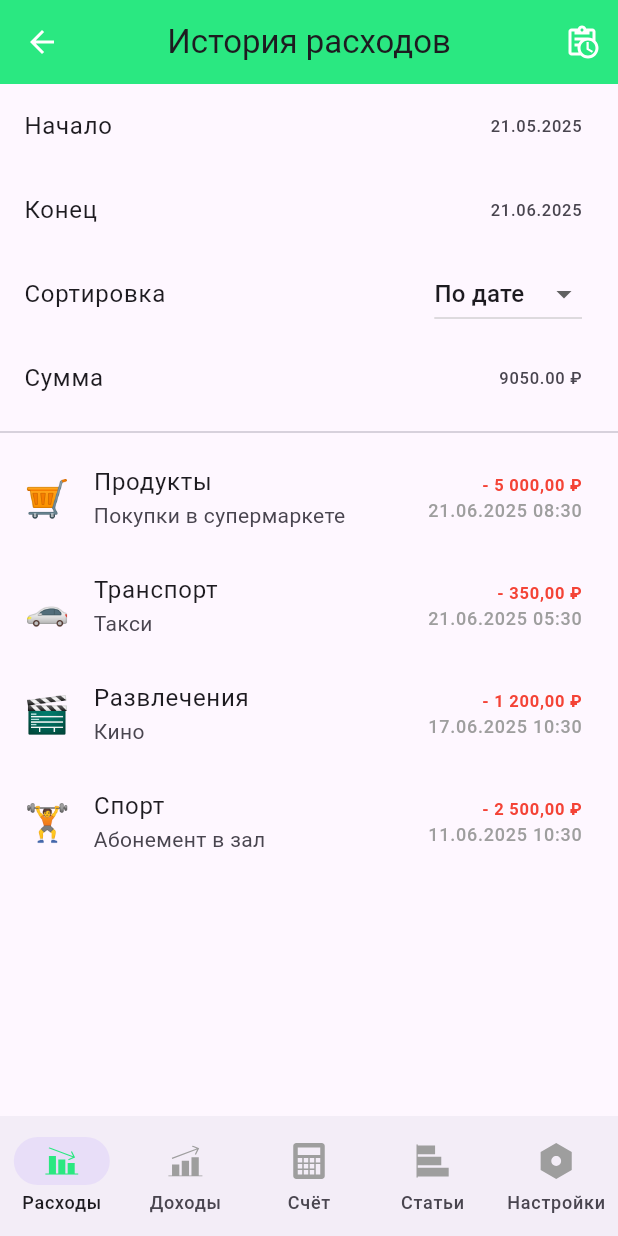
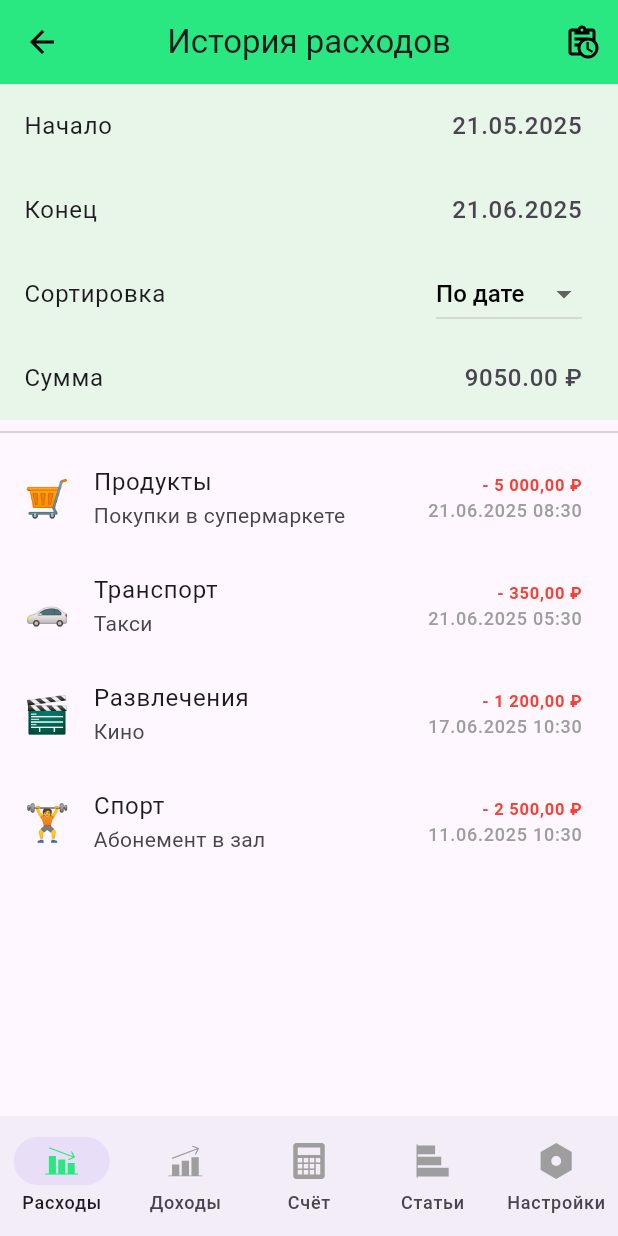
Before and after one commit to myrzaarslan/shmr25, a Flutter app: the screen it shows after launch, after a tap on an icon or button, on a phone screen of 412 x 824 dp. Run offline on Flutter 3.47's test engine with Material 3 defaults, Android fonts, the phone set to English and light mode, and no system bars; our stand-ins replace flutter_bloc, flutter_svg, freezed_annotation, go_router; generated files the repository leaves out were written again.

Commit message:
final refactoring

```diff
--- a/lib/ui/screens/transaction_history_page.dart
+++ b/lib/ui/screens/transaction_history_page.dart
@@ -110,7 +110,7 @@ class _TransactionHistoryViewState extends State<TransactionHistoryView> {
             'assets/icons/arrow.svg',
             width: 24,
             height: 24,
-            colorFilter: const ColorFilter.mode(Colors.white, BlendMode.srcIn),
+            colorFilter: const ColorFilter.mode(Colors.black, BlendMode.srcIn),
           ),
           onPressed: () => Navigator.of(context).pop(),
         ),
@@ -120,24 +120,34 @@ class _TransactionHistoryViewState extends State<TransactionHistoryView> {
               'assets/icons/analysis.svg',
               width: 24,
               height: 24,
-              colorFilter: const ColorFilter.mode(Colors.white, BlendMode.srcIn),
+              colorFilter: const ColorFilter.mode(Colors.black, BlendMode.srcIn),
             ),
             onPressed: () {
-              // TODO: Implement analysis functionality
+              // TODO
             },
           ),
         ],
       ),
       body: Column(
         children: [
+          Container(
+            color: const Color(0xFFE8F5E9),
+            child: Column(
+              children: [
                 ListTile(
                   title: const Text('Начало'),
-            trailing: Text(DateFormat('dd.MM.yyyy').format(startDate)),
+                  trailing: Text(
+                    DateFormat('dd.MM.yyyy').format(startDate),
+                    style: const TextStyle(fontSize: 16, fontWeight: FontWeight.w500),
+                  ),
                   onTap: () => _pickDate(isStart: true),
                 ),
                 ListTile(
                   title: const Text('Конец'),
-            trailing: Text(DateFormat('dd.MM.yyyy').format(endDate)),
+                  trailing: Text(
+                    DateFormat('dd.MM.yyyy').format(endDate),
+                    style: const TextStyle(fontSize: 16, fontWeight: FontWeight.w500),
+                  ),
                   onTap: () => _pickDate(isStart: false),
                 ),
                 BlocBuilder<TransactionBloc, TransactionState>(
@@ -152,6 +162,11 @@ class _TransactionHistoryViewState extends State<TransactionHistoryView> {
                               items: ['По дате', 'По сумме']
                                   .map((e) => DropdownMenuItem(value: e, child: Text(e)))
                                   .toList(),
+                              style: const TextStyle(
+                                fontSize: 16,
+                                fontWeight: FontWeight.w500,
+                                color: Colors.black,
+                              ),
                               onChanged: (value) {
                                 if (value != null) {
                                   setState(() {
@@ -164,13 +179,19 @@ class _TransactionHistoryViewState extends State<TransactionHistoryView> {
                           ),
                           ListTile(
                             title: const Text('Сумма'),
-                      trailing: Text('${state.totalAmount.toStringAsFixed(2)} ₽'),
+                            trailing: Text(
+                              '${state.totalAmount.toStringAsFixed(2)} ₽',
+                              style: const TextStyle(fontSize: 16, fontWeight: FontWeight.w500),
+                            ),
                           ),
                         ],
                       );
                     }
                     return const SizedBox.shrink();
                   },
+                ),
+              ],
+            ),
           ),
           const Divider(),
           Expanded(
--- a/lib/ui/screens/transactions_page.dart
+++ b/lib/ui/screens/transactions_page.dart
@@ -51,7 +51,7 @@ class _TransactionsScreenState extends State<TransactionsScreen> {
               'assets/icons/analysis.svg',
               width: 24,
               height: 24,
-              colorFilter: const ColorFilter.mode(Colors.white, BlendMode.srcIn),
+              colorFilter: const ColorFilter.mode(Colors.black, BlendMode.srcIn),
             ),
             onPressed: () {
               Navigator.push(
@@ -128,7 +128,7 @@ class _TransactionsScreenState extends State<TransactionsScreen> {
                             return TransactionListItem(
                               transaction: state.transactions[index],
                               onTap: () {
-                                // TODO: Navigate to transaction details
+                                // TODO
                               },
                             );
                           },
--- a/lib/ui/widgets/add_transaction_fab.dart
+++ b/lib/ui/widgets/add_transaction_fab.dart
@@ -1,4 +1,5 @@
 import 'package:flutter/material.dart';
+import 'package:flutter_svg/flutter_svg.dart';
 
 class AddTransactionFab extends StatelessWidget {
   final bool isIncome;
@@ -15,9 +16,19 @@ class AddTransactionFab extends StatelessWidget {
   @override
   Widget build(BuildContext context) {
     return FloatingActionButton(
-      onPressed: onPressed,
+      onPressed: () {},
       backgroundColor: const Color(0xFF2ECC71),
-      child: const Icon(Icons.add, color: Colors.white),
+      shape: const CircleBorder(),
+      elevation: 0,
+      focusElevation: 0,
+      hoverElevation: 0,
+      highlightElevation: 0,
+      child: SvgPicture.asset(
+        'assets/icons/plus.svg',
+        width: 24,
+        height: 24,
+        colorFilter: const ColorFilter.mode(Colors.white, BlendMode.srcIn),
+      ),
     );
   }
 }
```
Lines whose indentation alone changed are shown as unchanged.
